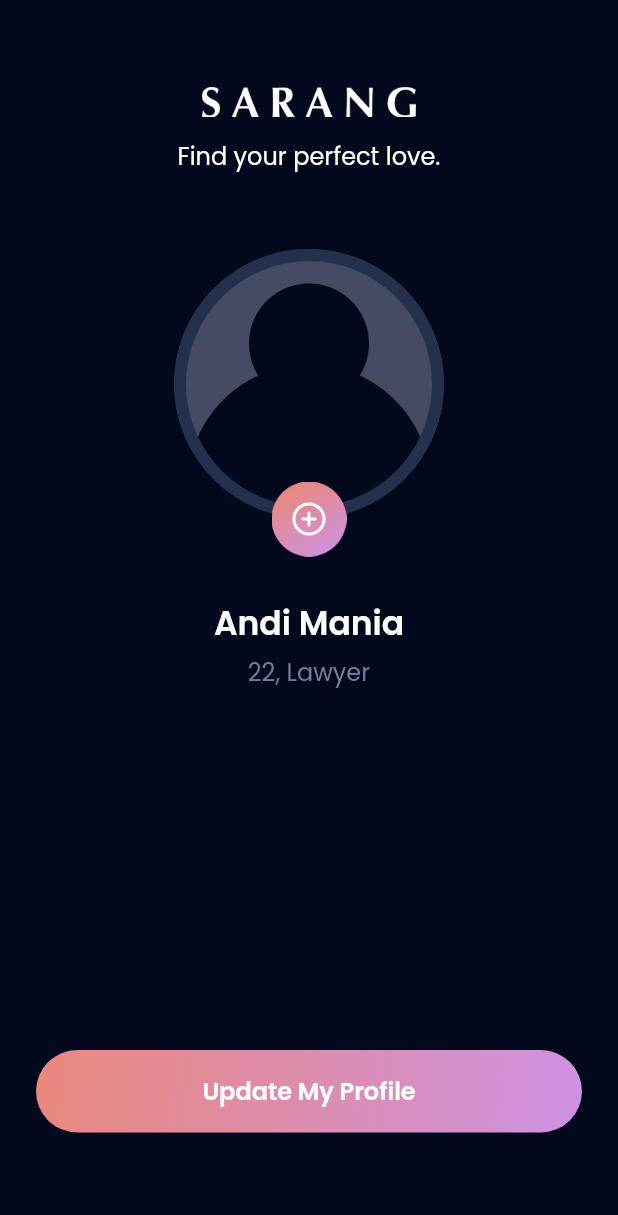
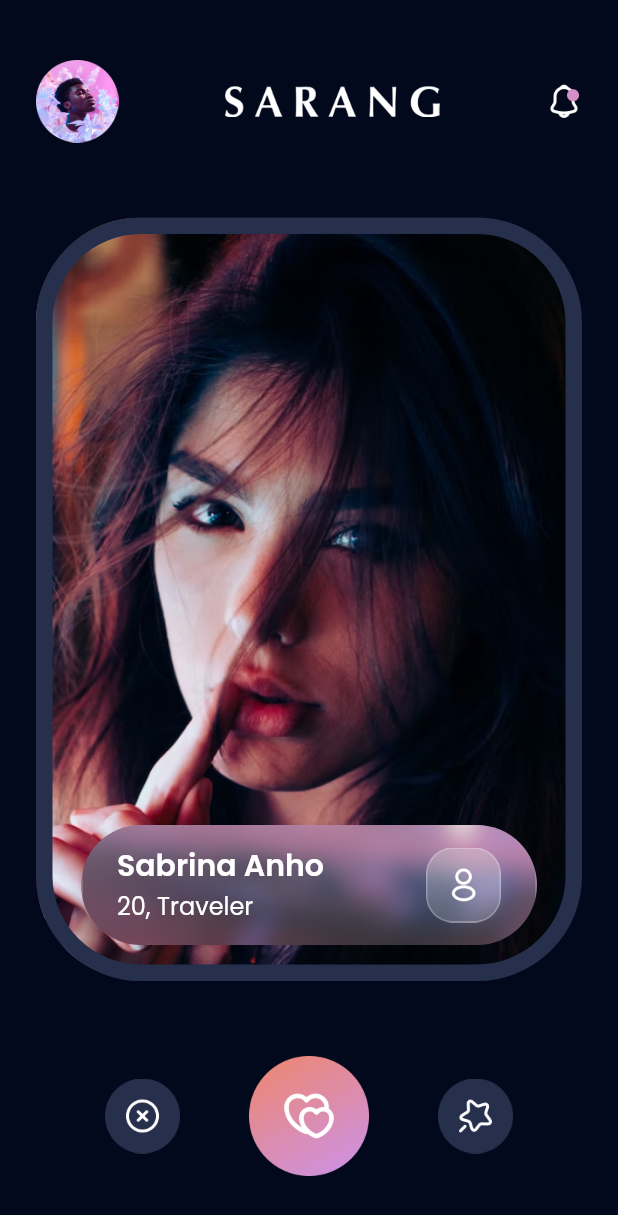
Before and after one commit to asrafilll/flutter-find-mate-app, a Flutter app: the SignUpUploadPhotoScreen screen opened by its route, after a tap on "Update My Profile", on a phone screen of 412 x 824 dp. Shown: the top 1215 px of the screen. Run offline on Flutter 3.47's test engine with Material 2 defaults, Android fonts, the phone set to English and light mode, and no system bars; our stand-ins replace google_fonts.

Commit message:
Explore People Screen done

```diff
--- a/lib/src/app.dart
+++ b/lib/src/app.dart
@@ -2,6 +2,7 @@ import 'package:flutter/material.dart';
 import 'package:flutter_saranghae/src/features/authentication/presentation/sign_up_age_job_screen.dart';
 import 'package:flutter_saranghae/src/features/authentication/presentation/sign_up_screen.dart';
 import 'package:flutter_saranghae/src/features/authentication/presentation/sign_up_upload_photo_screen.dart';
+import 'package:flutter_saranghae/src/features/likes_you/presentation/explore_people_screen.dart';
 import 'package:flutter_saranghae/src/theme_manager/theme_data_manager.dart';
 
 class AppScreen extends StatelessWidget {
@@ -20,6 +21,7 @@ class AppScreen extends StatelessWidget {
         SignUpAgeJobScreen.routeName: (context) => const SignUpAgeJobScreen(),
         SignUpUploadPhotoScreen.routeName: (context) =>
             const SignUpUploadPhotoScreen(),
+        ExplorePeopleScreen.routeName: (context) => const ExplorePeopleScreen()
       },
     );
   }
--- /dev/null
+++ b/lib/src/common_widgets/explore_match_button.dart
@@ -0,0 +1,29 @@
+import 'package:flutter/material.dart';
+import 'package:flutter_saranghae/src/common_widgets/match_button_widget.dart';
+import 'package:flutter_saranghae/src/theme_manager/asset_manager.dart';
+
+class ExploreMatchButton extends StatelessWidget {
+  const ExploreMatchButton({super.key});
+
+  @override
+  Widget build(BuildContext context) {
+    return Row(
+      mainAxisAlignment: MainAxisAlignment.spaceEvenly,
+      children: [
+        MatchButtonWidget(
+          image: AssetManager.closeIcon,
+          onPressed: () {},
+        ),
+        MatchButtonWidget(
+          dimension: 80,
+          image: AssetManager.loveIcon,
+          onPressed: () {},
+        ),
+        MatchButtonWidget(
+          image: AssetManager.favoriteIcon,
+          onPressed: () {},
+        ),
+      ],
+    );
+  }
+}
--- /dev/null
+++ b/lib/src/common_widgets/explore_people_appbar_widget.dart
@@ -0,0 +1,42 @@
+import 'package:flutter/material.dart';
+import 'package:flutter_saranghae/src/common_widgets/logo_widget.dart';
+import 'package:flutter_saranghae/src/theme_manager/asset_manager.dart';
+import 'package:flutter_saranghae/src/theme_manager/values_manager.dart';
+
+class ExplorePeopleAppbarWidget extends StatelessWidget {
+  const ExplorePeopleAppbarWidget({super.key});
+
+  @override
+  Widget build(BuildContext context) {
+    return Row(
+      mainAxisAlignment: MainAxisAlignment.spaceBetween,
+      children: [
+        Container(
+          width: AppSize.s55,
+          height: AppSize.s55,
+          decoration: const BoxDecoration(
+            image: DecorationImage(
+              image: AssetImage(
+                AssetManager.userImg,
+              ),
+              fit: BoxFit.cover,
+            ),
+          ),
+        ),
+        const LogoWidget(),
+        Container(
+          width: AppSize.s24,
+          height: AppSize.s24,
+          decoration: const BoxDecoration(
+            image: DecorationImage(
+              image: AssetImage(
+                AssetManager.notificationIcon,
+              ),
+              fit: BoxFit.cover,
+            ),
+          ),
+        ),
+      ],
+    );
+  }
+}
--- /dev/null
+++ b/lib/src/common_widgets/glass_card_widget.dart
@@ -0,0 +1,68 @@
+import 'package:flutter/material.dart';
+import 'package:flutter_saranghae/src/theme_manager/asset_manager.dart';
+import 'package:flutter_saranghae/src/theme_manager/font_manager.dart';
+import 'package:flutter_saranghae/src/theme_manager/textstyle_manager.dart';
+import 'package:flutter_saranghae/src/theme_manager/values_manager.dart';
+
+class GlassCardWidget extends StatelessWidget {
+  const GlassCardWidget({super.key});
+
+  @override
+  Widget build(BuildContext context) {
+    return Container(
+      width: double.infinity,
+      height: 80,
+      margin: const EdgeInsets.symmetric(
+        vertical: AppMargin.m24,
+        horizontal: AppMargin.m30,
+      ),
+      padding: const EdgeInsets.symmetric(
+        horizontal: AppPadding.p24,
+        vertical: AppPadding.p12,
+      ),
+      decoration: BoxDecoration(
+        image: const DecorationImage(
+          image: AssetImage(
+            AssetManager.glassCardImg,
+          ),
+          fit: BoxFit.cover,
+        ),
+        borderRadius: BorderRadius.circular(
+          AppSize.s50,
+        ),
+      ),
+      child: Row(
+        mainAxisAlignment: MainAxisAlignment.spaceBetween,
+        children: [
+          Column(
+            crossAxisAlignment: CrossAxisAlignment.start,
+            children: [
+              Text(
+                'Sabrina Anho',
+                style: getWhiteTextStyle(
+                  fontSize: AppSize.s20,
+                  fontWeight: FontWeightManager.semiBold,
+                ),
+              ),
+              Text(
+                '20, Traveler',
+                style: getWhiteTextStyle(),
+              ),
+            ],
+          ),
+          Container(
+            width: AppSize.s50,
+            height: AppSize.s50,
+            decoration: const BoxDecoration(
+              image: DecorationImage(
+                image: AssetImage(
+                  AssetManager.iconProfile,
+                ),
+              ),
+            ),
+          ),
+        ],
+      ),
+    );
+  }
+}
--- /dev/null
+++ b/lib/src/common_widgets/match_button_widget.dart
@@ -0,0 +1,31 @@
+import 'package:flutter/material.dart';
+import 'package:flutter_saranghae/src/theme_manager/values_manager.dart';
+
+class MatchButtonWidget extends StatelessWidget {
+  const MatchButtonWidget({
+    super.key,
+    this.dimension = AppSize.s50,
+    required this.image,
+    required this.onPressed,
+  });
+
+  final double dimension;
+  final String image;
+  final Function()? onPressed;
+
+  @override
+  Widget build(BuildContext context) {
+    return InkWell(
+      onTap: onPressed,
+      child: Container(
+        width: dimension,
+        height: dimension,
+        decoration: BoxDecoration(
+          image: DecorationImage(
+            image: AssetImage(image),
+          ),
+        ),
+      ),
+    );
+  }
+}
--- /dev/null
+++ b/lib/src/common_widgets/match_card_widget.dart
@@ -0,0 +1,34 @@
+import 'package:flutter/material.dart';
+import 'package:flutter_saranghae/src/common_widgets/glass_card_widget.dart';
+import 'package:flutter_saranghae/src/theme_manager/asset_manager.dart';
+import 'package:flutter_saranghae/src/theme_manager/color_manager.dart';
+
+class MatchCardWidget extends StatelessWidget {
+  const MatchCardWidget({super.key});
+
+  @override
+  Widget build(BuildContext context) {
+    return Stack(
+      alignment: Alignment.bottomCenter,
+      children: [
+        Container(
+          width: double.infinity,
+          decoration: BoxDecoration(
+            image: const DecorationImage(
+              image: AssetImage(
+                AssetManager.peopleLove1Img,
+              ),
+              fit: BoxFit.cover,
+            ),
+            border: Border.all(
+              color: ColorManager.secondaryColor,
+              width: 11.0,
+            ),
+            borderRadius: BorderRadius.circular(70),
+          ),
+        ),
+        const GlassCardWidget(),
+      ],
+    );
+  }
+}
--- a/lib/src/features/authentication/presentation/sign_up_upload_photo_screen.dart
+++ b/lib/src/features/authentication/presentation/sign_up_upload_photo_screen.dart
@@ -3,6 +3,7 @@ import 'package:flutter_saranghae/src/common_widgets/custom_button_widget.dart';
 import 'package:flutter_saranghae/src/common_widgets/custom_text_button_widget.dart';
 import 'package:flutter_saranghae/src/common_widgets/logo_and_tagline_widget.dart';
 import 'package:flutter_saranghae/src/common_widgets/upload_photo_widget.dart';
+import 'package:flutter_saranghae/src/features/likes_you/presentation/explore_people_screen.dart';
 import 'package:flutter_saranghae/src/theme_manager/font_manager.dart';
 import 'package:flutter_saranghae/src/theme_manager/textstyle_manager.dart';
 import 'package:flutter_saranghae/src/theme_manager/values_manager.dart';
@@ -41,7 +42,9 @@ class SignUpUploadPhotoScreen extends StatelessWidget {
               const SizedBox(height: 240.0),
               CustomButtonWidget(
                 title: 'Update My Profile',
-                onPressed: () {},
+                onPressed: () {
+                  Navigator.pushNamed(context, ExplorePeopleScreen.routeName);
+                },
               ),
               const SizedBox(height: 20),
               CustomTextButtonWidget(
--- /dev/null
+++ b/lib/src/features/likes_you/presentation/explore_people_screen.dart
@@ -0,0 +1,39 @@
+import 'package:flutter/material.dart';
+import 'package:flutter_saranghae/src/common_widgets/explore_match_button.dart';
+import 'package:flutter_saranghae/src/common_widgets/explore_people_appbar_widget.dart';
+import 'package:flutter_saranghae/src/common_widgets/match_card_widget.dart';
+import 'package:flutter_saranghae/src/theme_manager/values_manager.dart';
+
+class ExplorePeopleScreen extends StatelessWidget {
+  static const String routeName = '/explore-people';
+  const ExplorePeopleScreen({super.key});
+
+  @override
+  Widget build(BuildContext context) {
+    return Scaffold(
+      body: Padding(
+        padding: const EdgeInsets.symmetric(
+          vertical: AppPadding.p40,
+          horizontal: AppPadding.p24,
+        ),
+        child: Column(
+          children: [
+            const ExplorePeopleAppbarWidget(),
+            const SizedBox(height: AppSize.s50),
+            Expanded(
+              child: Column(
+                children: const [
+                  Expanded(
+                    child: MatchCardWidget(),
+                  ),
+                  SizedBox(height: AppSize.s50),
+                  ExploreMatchButton(),
+                ],
+              ),
+            ),
+          ],
+        ),
+      ),
+    );
+  }
+}
```
